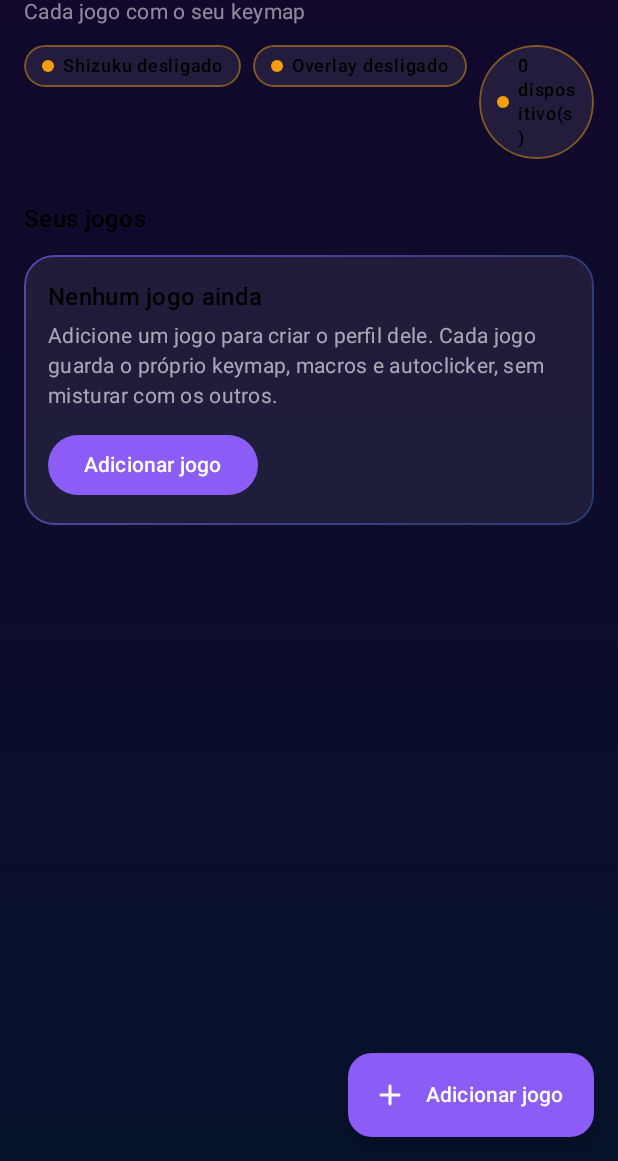
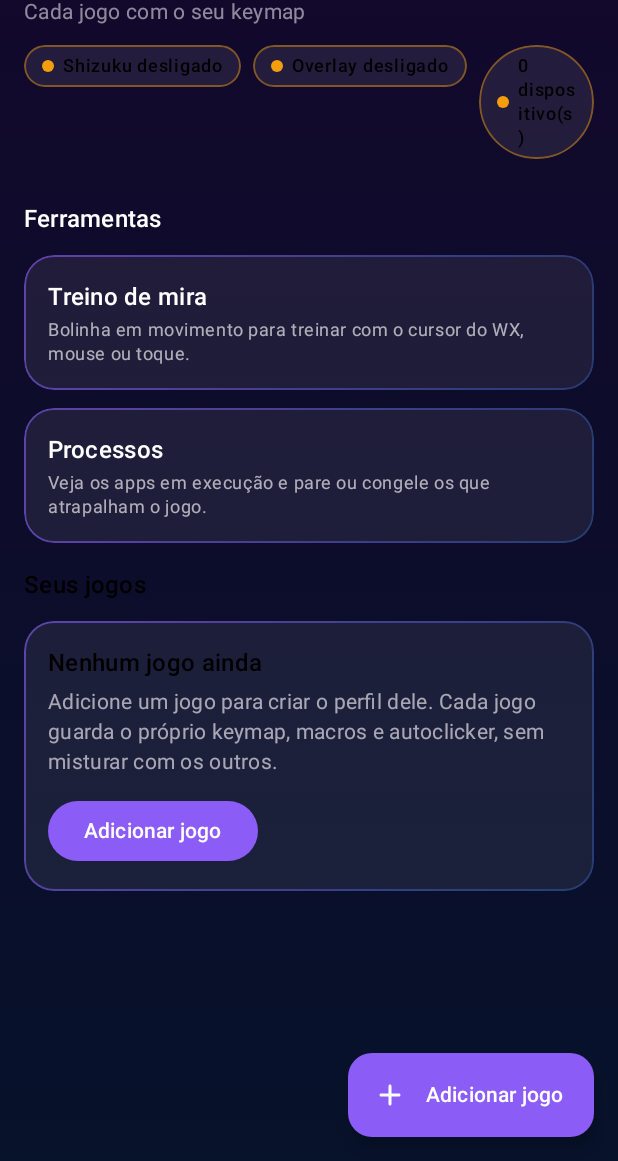
Before and after one commit to ezzzbypassbgipbaneueu-cmd/wx-mapper, an Android app built with Jetpack Compose: the MainScreen screen opened through its navigation route, on a phone screen of 412 x 824 dp, the part 75-1236 px from its top. Run offline under Robolectric (Android 15) with nearby library versions, the phone set to English and light mode, and no system bars; our stand-ins replace Dagger/Hilt's generated code; libraries missing offline, so code that uses them is left out: rikka.shizuku.

Commit message:
Fix essa bosta5

```diff
--- a/app/src/main/java/com/wx/mapper/ui/MainScreen.kt
+++ b/app/src/main/java/com/wx/mapper/ui/MainScreen.kt
@@ -1,5 +1,6 @@
 package com.wx.mapper.ui
 
+import android.content.Intent
 import android.graphics.drawable.Drawable
 import androidx.compose.animation.AnimatedVisibility
 import androidx.compose.foundation.ExperimentalFoundationApi
@@ -113,6 +114,25 @@ private fun summaryText(summary: GameSummary?): String {
     return parts.joinToString(" · ")
 }
 
+/** Atalho para uma ferramenta do WX (treino de mira, processos). O fundo da tela é sempre escuro. */
+@Composable
+private fun ToolCard(title: String, subtitle: String, onClick: () -> Unit) {
+    GlassCard(modifier = Modifier.clip(RoundedCornerShape(20.dp)).clickable(onClick = onClick)) {
+        Text(
+            title,
+            style = MaterialTheme.typography.titleMedium,
+            fontWeight = FontWeight.SemiBold,
+            color = Color.White
+        )
+        Spacer(Modifier.size(2.dp))
+        Text(
+            subtitle,
+            style = MaterialTheme.typography.bodySmall,
+            color = Color.White.copy(alpha = 0.65f)
+        )
+    }
+}
+
 /** Cartão de um jogo: ícone, nome, resumo do perfil, botão Jogar e menu. */
 @Composable
 private fun GameCard(
@@ -195,6 +215,7 @@ fun MainScreen(
     onOpenProfile: (String) -> Unit,
     onPackageIconClick: (String) -> Unit
 ) {
+    val appContext = LocalContext.current
     val packages by viewModel.addedPackages.collectAsState()
     val summaries by viewModel.summaries.collectAsState()
     val connectedDevices by viewModel.connectedDevices.collectAsState()
@@ -266,6 +287,29 @@ fun MainScreen(
                         }
                     }
                 }
+            }
+            item {
+                Text(
+                    "Ferramentas",
+                    style = MaterialTheme.typography.titleMedium,
+                    fontWeight = FontWeight.SemiBold,
+                    color = Color.White,
+                    modifier = Modifier.padding(top = 4.dp)
+                )
+            }
+            item {
+                ToolCard(
+                    title = "Treino de mira",
+                    subtitle = "Bolinha em movimento para treinar com o cursor do WX, mouse ou toque.",
+                    onClick = { appContext.startActivity(Intent(appContext, AimTrainerActivity::class.java)) }
+                )
+            }
+            item {
+                ToolCard(
+                    title = "Processos",
+                    subtitle = "Veja os apps em execução e pare ou congele os que atrapalham o jogo.",
+                    onClick = { appContext.startActivity(Intent(appContext, ProcessManagerActivity::class.java)) }
+                )
             }
             item {
                 Text(
--- a/app/src/main/java/com/wx/mapper/ui/overlay/FloatingWindow.kt
+++ b/app/src/main/java/com/wx/mapper/ui/overlay/FloatingWindow.kt
@@ -713,7 +713,6 @@ fun SettingsLayout(
     showCursorSection: Boolean = false,
     performanceMode: Boolean = false,
     onPerformanceModeChange: (Boolean) -> Unit = {},
-    onOpenAimTrainer: () -> Unit = {},
     onOpenProcessManager: () -> Unit = {},
     autoTypingMode: Boolean = true,
     onAutoTypingChange: (Boolean) -> Unit = {},
@@ -854,7 +853,6 @@ fun SettingsLayout(
             color = MaterialTheme.colorScheme.onSurface.copy(alpha = 0.6f)
         )
         HorizontalDivider()
-        TextButton(onClick = onOpenAimTrainer) { Text("Abrir treino de mira") }
         TextButton(onClick = onOpenProcessManager) { Text("Processos (congelar apps)") }
         HorizontalDivider()
         Text(
```
Also changed, not shown: app/src/main/java/com/wx/mapper/service/FloatingBubbleService.kt (+0 -7 lines), app/src/main/java/com/wx/mapper/ui/ProcessManagerActivity.kt (+94 -102 lines), app/src/main/java/com/wx/mapper/util/PsParser.kt (added, +42 -0 lines).
